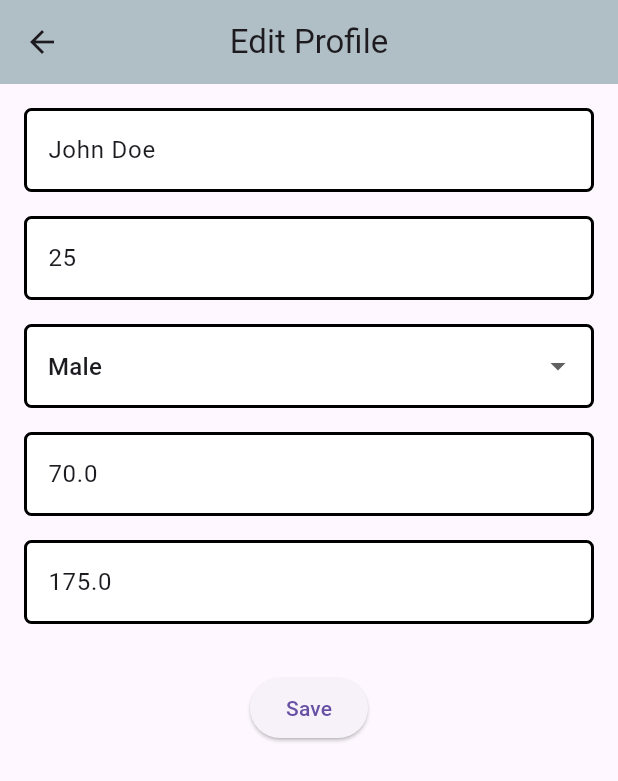
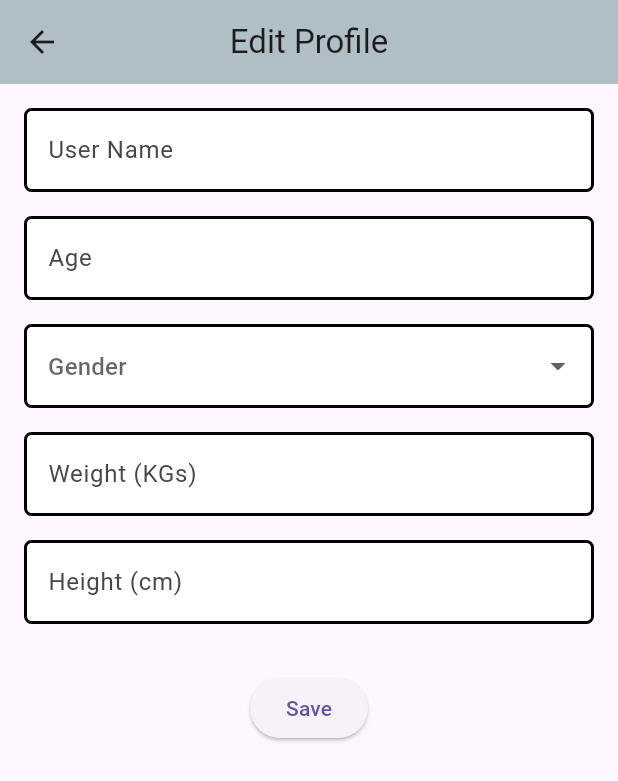
Before and after one commit to VenkatKaushal/App-Development-Project__Frontend, a Flutter app: the ProfilePage screen opened directly, after a tap on the "edit" icon, on a phone screen of 412 x 824 dp. Shown: the top 781 px of the screen. Run offline on Flutter 3.47's test engine with Material 3 defaults, Android fonts, the phone set to English and light mode, and no system bars; our stand-ins replace fl_chart.

Commit message:
Global variable are passed through home_page.dart and profile_page.dart

```diff
--- a/lib/screens/home_page.dart
+++ b/lib/screens/home_page.dart
@@ -1,3 +1,4 @@
+import 'package:app_frontend/global_data.dart';
 import 'package:flutter/cupertino.dart';
 import 'package:flutter/material.dart';
 // import 'package:global_health_insights/screens/analysis_page.dart';
@@ -8,14 +9,13 @@ import 'analysis_page.dart';
 
 class home_page extends StatefulWidget {
   const home_page({super.key});
-
   @override
   State<home_page> createState() => _home_pageState();
 }
 
 class _home_pageState extends State<home_page> {
   int _currentIndex = 0;
-
+  UserData userData = UserData();
   void _onItemTapped(int index) {
     setState(() {
       _currentIndex = index;
@@ -68,13 +68,7 @@ class _home_pageState extends State<home_page> {
                         context,
                         MaterialPageRoute(
                           builder: (context) => ProfilePage(
-                            userProfile: UserProfile(
-                              userName: 'John Doe',
-                              age: 25,
-                              gender: 'Male',
-                              weight: 70.0,
-                              height: 175.0,
-                            ),
+                            userData: UserData(),
                           ),
                         ),
                       );
--- a/lib/screens/profile_page.dart
+++ b/lib/screens/profile_page.dart
@@ -1,27 +1,10 @@
 import 'package:flutter/material.dart';
-import 'package:flutter/material.dart';
+// import 'global_data.dart'; // Ensure this file defines the UserData class
+import 'package:app_frontend/global_data.dart';
+class ProfilePage extends StatefulWidget {
+  final UserData userData;
 
-// Assuming UserProfile is already defined somewhere
-class UserProfile {
-  String userName;
-  int age;
-  String? gender;
-  double weight;
-  double height;
-
-  UserProfile({
-    required this.userName,
-    required this.age,
-    this.gender,
-    required this.weight,
-    required this.height,
-  });
-}
-
-class ProfilePage extends StatefulWidget {
-  UserProfile userProfile;
-
-  ProfilePage({super.key, required this.userProfile});
+  ProfilePage({super.key, required this.userData});
 
   @override
   State<ProfilePage> createState() => _ProfilePageState();
@@ -41,10 +24,17 @@ class _ProfilePageState extends State<ProfilePage> {
                 context,
                 MaterialPageRoute(
                   builder: (context) => EditProfilePage(
-                    userProfile: widget.userProfile,
+                    userData: widget.userData,
                     onProfileUpdated: (updatedProfile) {
                       setState(() {
-                        widget.userProfile = updatedProfile;
+                        // Update the existing instance directly
+                        widget.userData.updateData(
+                          userName: updatedProfile.userName ?? '',
+                          age: updatedProfile.age ?? 0,
+                          gender: updatedProfile.gender ?? '',
+                          weight: updatedProfile.weight ?? 0.0,
+                          height: updatedProfile.height ?? 0.0,
+                        );
                       });
                     },
                   ),
@@ -75,7 +65,7 @@ class _ProfilePageState extends State<ProfilePage> {
                 ],
               ),
               child: Text(
-                'User Name: ${widget.userProfile.userName}',
+                'User Name: ${widget.userData.userName}',
                 style: TextStyle(fontSize: 30),
               ),
             ),
@@ -95,7 +85,7 @@ class _ProfilePageState extends State<ProfilePage> {
                 ],
               ),
               child: Text(
-                'Age: ${widget.userProfile.age}',
+                'Age: ${widget.userData.age}',
                 style: TextStyle(fontSize: 30),
               ),
             ),
@@ -115,7 +105,7 @@ class _ProfilePageState extends State<ProfilePage> {
                 ],
               ),
               child: Text(
-                'Gender: ${widget.userProfile.gender ?? 'Not specified'}',
+                'Gender: ${widget.userData.gender ?? 'Not specified'}',
                 style: TextStyle(fontSize: 30),
               ),
             ),
@@ -135,7 +125,7 @@ class _ProfilePageState extends State<ProfilePage> {
                 ],
               ),
               child: Text(
-                'Weight: ${widget.userProfile.weight} kg',
+                'Weight: ${widget.userData.weight} kg',
                 style: TextStyle(fontSize: 30),
               ),
             ),
@@ -155,7 +145,7 @@ class _ProfilePageState extends State<ProfilePage> {
                 ],
               ),
               child: Text(
-                'Height: ${widget.userProfile.height} cm',
+                'Height: ${widget.userData.height} cm',
                 style: TextStyle(fontSize: 30),
               ),
             ),
@@ -166,16 +156,14 @@ class _ProfilePageState extends State<ProfilePage> {
     );
   }
 }
-
-
-
+// Ensure this file defines the UserData class
 class EditProfilePage extends StatefulWidget {
-  final UserProfile userProfile;
-  final ValueChanged<UserProfile> onProfileUpdated;
+  final UserData userData;
+  final ValueChanged<UserData> onProfileUpdated;
 
   const EditProfilePage({
     super.key,
-    required this.userProfile,
+    required this.userData,
     required this.onProfileUpdated,
   });
 
@@ -184,30 +172,33 @@ class EditProfilePage extends StatefulWidget {
 }
 
 class _EditProfilePageState extends State<EditProfilePage> {
-  final TextEditingController userNameController = TextEditingController();
-  final TextEditingController ageController = TextEditingController();
-  final TextEditingController weightController = TextEditingController();
-  final TextEditingController heightController = TextEditingController();
+  TextEditingController userNameController = TextEditingController();
+  TextEditingController ageController = TextEditingController();
+  TextEditingController weightController = TextEditingController();
+  TextEditingController heightController = TextEditingController();
   String? selectedGender;
 
   @override
   void initState() {
     super.initState();
-    userNameController.text = widget.userProfile.userName;
-    ageController.text = widget.userProfile.age.toString();
-    weightController.text = widget.userProfile.weight.toString();
-    heightController.text = widget.userProfile.height.toString();
-    selectedGender = widget.userProfile.gender;
+    // Initialize the controllers and selectedGender
+    userNameController.text = widget.userData.userName ?? '';
+    ageController.text = widget.userData.age?.toString() ?? '';
+    weightController.text = widget.userData.weight?.toString() ?? '';
+    heightController.text = widget.userData.height?.toString() ?? '';
+    selectedGender = widget.userData.gender;
   }
 
   void _saveProfile() {
-    final updatedProfile = UserProfile(
-      userName: userNameController.text,
-      age: int.tryParse(ageController.text) ?? widget.userProfile.age,
-      gender: selectedGender,
-      weight: double.tryParse(weightController.text) ?? widget.userProfile.weight,
-      height: double.tryParse(heightController.text) ?? widget.userProfile.height,
-    );
+    final updatedProfile = UserData()
+      ..updateData(
+        userName: userNameController.text,
+        age: int.tryParse(ageController.text) ?? widget.userData.age ?? 0,
+        gender: selectedGender ?? '',
+        weight: double.tryParse(weightController.text) ?? widget.userData.weight ?? 0.0,
+        height: double.tryParse(heightController.text) ?? widget.userData.height ?? 0.0,
+      );
+
     widget.onProfileUpdated(updatedProfile);
     Navigator.of(context).pop();
   }
```
Also changed, not shown: pubspec.lock, 1 other file.
